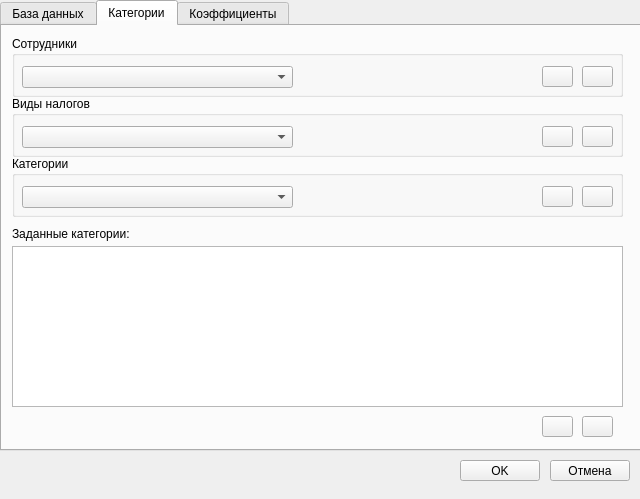
Above: settingwindow.ui from yuriybobko/PCReport before the change. Below: the same form after it.
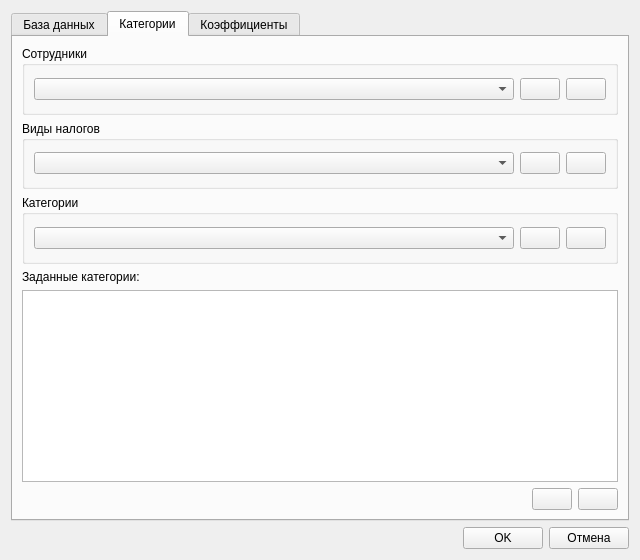
That is the form after the change. The open tabs and pages were chosen to show the change.

Diff of the .ui file:
```diff
--- a/settingwindow.ui
+++ b/settingwindow.ui
@@ -10,102 +10,61 @@
     <x>0</x>
     <y>0</y>
     <width>640</width>
-    <height>499</height>
+    <height>560</height>
    </rect>
   </property>
   <property name="windowTitle">
    <string>Настройки</string>
   </property>
-  <widget class="QPushButton" name="BtnCancel">
-   <property name="geometry">
-    <rect>
-     <x>550</x>
-     <y>460</y>
-     <width>80</width>
-     <height>21</height>
-    </rect>
-   </property>
-   <property name="text">
-    <string>Отмена</string>
-   </property>
-  </widget>
-  <widget class="QPushButton" name="BtnOk">
-   <property name="geometry">
-    <rect>
-     <x>460</x>
-     <y>460</y>
-     <width>80</width>
-     <height>21</height>
-    </rect>
-   </property>
-   <property name="text">
-    <string>OK</string>
-   </property>
-  </widget>
+  <layout class="QVBoxLayout" name="verticalLayout_5">
+   <item>
   <widget class="QTabWidget" name="TabWdgtSettings">
-   <property name="geometry">
-    <rect>
-     <x>0</x>
-     <y>0</y>
-     <width>641</width>
-     <height>451</height>
-    </rect>
-   </property>
    <property name="contextMenuPolicy">
     <enum>Qt::NoContextMenu</enum>
    </property>
    <property name="currentIndex">
-    <number>1</number>
+      <number>0</number>
    </property>
    <widget class="QWidget" name="TabDataBase">
     <attribute name="title">
      <string>База данных</string>
     </attribute>
+      <layout class="QVBoxLayout" name="verticalLayout_2">
+       <item>
     <widget class="QGroupBox" name="GrpBoxDataBaseDir">
-     <property name="geometry">
-      <rect>
-       <x>10</x>
-       <y>10</y>
-       <width>611</width>
-       <height>101</height>
-      </rect>
-     </property>
      <property name="title">
       <string>База данных</string>
      </property>
+         <layout class="QVBoxLayout" name="verticalLayout">
+          <item>
+           <layout class="QHBoxLayout" name="horizontalLayout_2">
+            <item>
      <widget class="QLabel" name="LblDataBaseDir">
-      <property name="geometry">
-       <rect>
-        <x>70</x>
-        <y>30</y>
-        <width>81</width>
-        <height>16</height>
-       </rect>
-      </property>
       <property name="text">
        <string>Расположение:</string>
       </property>
      </widget>
-     <widget class="QLineEdit" name="EditDataBaseDir">
-      <property name="geometry">
-       <rect>
-        <x>160</x>
-        <y>30</y>
-        <width>381</width>
-        <height>21</height>
-       </rect>
-      </property>
-     </widget>
-     <widget class="QWidget" name="layoutWidget">
-      <property name="geometry">
-       <rect>
-        <x>130</x>
-        <y>60</y>
-        <width>351</width>
-        <height>23</height>
-       </rect>
-      </property>
+            </item>
+            <item>
+             <widget class="QLineEdit" name="EditDataBaseDir"/>
+            </item>
+           </layout>
+          </item>
+          <item>
       <layout class="QHBoxLayout" name="horizontalLayout">
+            <item>
+             <spacer name="horizontalSpacer">
+              <property name="orientation">
+               <enum>Qt::Horizontal</enum>
+              </property>
+              <property name="sizeHint" stdset="0">
+               <size>
+                <width>108</width>
+                <height>20</height>
+               </size>
+              </property>
+             </spacer>
+            </item>
        <item>
         <widget class="QPushButton" name="BtnFindDataBaseDir">
          <property name="text">
@@ -120,263 +79,372 @@
          </property>
         </widget>
        </item>
-      </layout>
-     </widget>
-    </widget>
+            <item>
+             <spacer name="horizontalSpacer_2">
+              <property name="orientation">
+               <enum>Qt::Horizontal</enum>
+              </property>
+              <property name="sizeHint" stdset="0">
+               <size>
+                <width>108</width>
+                <height>20</height>
+               </size>
+              </property>
+             </spacer>
+            </item>
+           </layout>
+          </item>
+         </layout>
+        </widget>
+       </item>
+       <item>
+        <widget class="QGroupBox" name="GrpBoxUserMode">
+         <property name="title">
+          <string>Права доступа</string>
+         </property>
+         <layout class="QHBoxLayout" name="horizontalLayout_8">
+          <item>
+           <widget class="QPushButton" name="BtnSelectUserMode">
+            <property name="text">
+             <string>Выбрать режим доступа</string>
+            </property>
+           </widget>
+          </item>
+          <item>
+           <widget class="QLabel" name="LblUserMode">
+            <property name="sizePolicy">
+             <sizepolicy hsizetype="Expanding" vsizetype="Preferred">
+              <horstretch>0</horstretch>
+              <verstretch>0</verstretch>
+             </sizepolicy>
+            </property>
+            <property name="text">
+             <string>Режим</string>
+            </property>
+           </widget>
+          </item>
+          <item>
+           <spacer name="horizontalSpacer_3">
+            <property name="orientation">
+             <enum>Qt::Horizontal</enum>
+            </property>
+            <property name="sizeHint" stdset="0">
+             <size>
+              <width>358</width>
+              <height>20</height>
+             </size>
+            </property>
+           </spacer>
+          </item>
+         </layout>
+        </widget>
+       </item>
+       <item>
+        <spacer name="verticalSpacer">
+         <property name="orientation">
+          <enum>Qt::Vertical</enum>
+         </property>
+         <property name="sizeHint" stdset="0">
+          <size>
+           <width>20</width>
+           <height>304</height>
+          </size>
+         </property>
+        </spacer>
+       </item>
+      </layout>
    </widget>
    <widget class="QWidget" name="TabCategory">
     <attribute name="title">
      <string>Категории</string>
     </attribute>
+      <layout class="QVBoxLayout" name="verticalLayout_3">
+       <item>
     <widget class="QGroupBox" name="GrpBoxStaffer">
-     <property name="geometry">
-      <rect>
-       <x>10</x>
-       <y>10</y>
-       <width>611</width>
-       <height>61</height>
-      </rect>
+         <property name="sizePolicy">
+          <sizepolicy hsizetype="Expanding" vsizetype="Expanding">
+           <horstretch>0</horstretch>
+           <verstretch>0</verstretch>
+          </sizepolicy>
      </property>
      <property name="title">
       <string>Сотрудники</string>
      </property>
+         <layout class="QHBoxLayout" name="horizontalLayout_3">
+          <item>
      <widget class="QComboBox" name="CmbBoxStaffer">
-      <property name="geometry">
-       <rect>
-        <x>10</x>
-        <y>30</y>
-        <width>271</width>
-        <height>22</height>
-       </rect>
-      </property>
-     </widget>
+            <property name="sizePolicy">
+             <sizepolicy hsizetype="Expanding" vsizetype="Fixed">
+              <horstretch>0</horstretch>
+              <verstretch>0</verstretch>
+             </sizepolicy>
+            </property>
+           </widget>
+          </item>
+          <item>
      <widget class="QPushButton" name="BtnAddStaffer">
-      <property name="geometry">
-       <rect>
-        <x>530</x>
-        <y>30</y>
-        <width>31</width>
-        <height>21</height>
-       </rect>
+            <property name="sizePolicy">
+             <sizepolicy hsizetype="Fixed" vsizetype="Fixed">
+              <horstretch>0</horstretch>
+              <verstretch>0</verstretch>
+             </sizepolicy>
       </property>
       <property name="text">
        <string/>
       </property>
      </widget>
+          </item>
+          <item>
      <widget class="QPushButton" name="BtnRemoveStaffer">
-      <property name="geometry">
-       <rect>
-        <x>570</x>
-        <y>30</y>
-        <width>31</width>
-        <height>21</height>
-       </rect>
+            <property name="sizePolicy">
+             <sizepolicy hsizetype="Fixed" vsizetype="Fixed">
+              <horstretch>0</horstretch>
+              <verstretch>0</verstretch>
+             </sizepolicy>
       </property>
       <property name="text">
        <string/>
       </property>
      </widget>
-    </widget>
-    <widget class="QGroupBox" name="GrpBoxCategory">
-     <property name="geometry">
-      <rect>
-       <x>10</x>
-       <y>130</y>
-       <width>611</width>
-       <height>61</height>
-      </rect>
-     </property>
-     <property name="title">
-      <string>Категории</string>
-     </property>
-     <widget class="QComboBox" name="CmbBoxCategory">
-      <property name="geometry">
-       <rect>
-        <x>10</x>
-        <y>30</y>
-        <width>271</width>
-        <height>22</height>
-       </rect>
-      </property>
-     </widget>
-     <widget class="QPushButton" name="BtnAddCategory">
-      <property name="geometry">
-       <rect>
-        <x>530</x>
-        <y>30</y>
-        <width>31</width>
-        <height>21</height>
-       </rect>
-      </property>
-      <property name="text">
-       <string/>
-      </property>
-     </widget>
-     <widget class="QPushButton" name="BtnRemoveCategory">
-      <property name="geometry">
-       <rect>
-        <x>570</x>
-        <y>30</y>
-        <width>31</width>
-        <height>21</height>
-       </rect>
-      </property>
-      <property name="text">
-       <string/>
-      </property>
-     </widget>
-    </widget>
+          </item>
+         </layout>
+        </widget>
+       </item>
+       <item>
     <widget class="QGroupBox" name="GrpBoxTax">
-     <property name="geometry">
-      <rect>
-       <x>10</x>
-       <y>70</y>
-       <width>611</width>
-       <height>61</height>
-      </rect>
+         <property name="sizePolicy">
+          <sizepolicy hsizetype="Expanding" vsizetype="Expanding">
+           <horstretch>0</horstretch>
+           <verstretch>0</verstretch>
+          </sizepolicy>
      </property>
      <property name="title">
       <string>Виды налогов</string>
      </property>
+         <layout class="QHBoxLayout" name="horizontalLayout_4">
+          <item>
      <widget class="QComboBox" name="CmbBoxTax">
-      <property name="geometry">
-       <rect>
-        <x>10</x>
-        <y>30</y>
-        <width>271</width>
-        <height>22</height>
-       </rect>
-      </property>
-     </widget>
+            <property name="sizePolicy">
+             <sizepolicy hsizetype="Expanding" vsizetype="Fixed">
+              <horstretch>0</horstretch>
+              <verstretch>0</verstretch>
+             </sizepolicy>
+            </property>
+           </widget>
+          </item>
+          <item>
      <widget class="QPushButton" name="BtnAddTax">
-      <property name="geometry">
-       <rect>
-        <x>530</x>
-        <y>30</y>
-        <width>31</width>
-        <height>21</height>
-       </rect>
+            <property name="sizePolicy">
+             <sizepolicy hsizetype="Fixed" vsizetype="Fixed">
+              <horstretch>0</horstretch>
+              <verstretch>0</verstretch>
+             </sizepolicy>
       </property>
       <property name="text">
        <string/>
       </property>
      </widget>
+          </item>
+          <item>
      <widget class="QPushButton" name="BtnRemoveTax">
-      <property name="geometry">
-       <rect>
-        <x>570</x>
-        <y>30</y>
-        <width>31</width>
-        <height>21</height>
-       </rect>
+            <property name="sizePolicy">
+             <sizepolicy hsizetype="Fixed" vsizetype="Fixed">
+              <horstretch>0</horstretch>
+              <verstretch>0</verstretch>
+             </sizepolicy>
       </property>
       <property name="text">
        <string/>
       </property>
      </widget>
-    </widget>
-    <widget class="QPushButton" name="BtnAddDefCategory">
-     <property name="geometry">
-      <rect>
-       <x>540</x>
-       <y>390</y>
-       <width>31</width>
-       <height>21</height>
-      </rect>
-     </property>
+          </item>
+         </layout>
+        </widget>
+       </item>
+       <item>
+        <widget class="QGroupBox" name="GrpBoxCategory">
+         <property name="sizePolicy">
+          <sizepolicy hsizetype="Expanding" vsizetype="Expanding">
+           <horstretch>0</horstretch>
+           <verstretch>0</verstretch>
+          </sizepolicy>
+         </property>
+         <property name="title">
+          <string>Категории</string>
+         </property>
+         <layout class="QHBoxLayout" name="horizontalLayout_5">
+          <item>
+           <widget class="QComboBox" name="CmbBoxCategory">
+            <property name="sizePolicy">
+             <sizepolicy hsizetype="Expanding" vsizetype="Fixed">
+              <horstretch>0</horstretch>
+              <verstretch>0</verstretch>
+             </sizepolicy>
+            </property>
+           </widget>
+          </item>
+          <item>
+           <widget class="QPushButton" name="BtnAddCategory">
+            <property name="sizePolicy">
+             <sizepolicy hsizetype="Fixed" vsizetype="Fixed">
+              <horstretch>0</horstretch>
+              <verstretch>0</verstretch>
+             </sizepolicy>
+            </property>
      <property name="text">
       <string/>
      </property>
     </widget>
-    <widget class="QPushButton" name="BtnRemoveDefCategory">
-     <property name="geometry">
-      <rect>
-       <x>580</x>
-       <y>390</y>
-       <width>31</width>
-       <height>21</height>
-      </rect>
+          </item>
+          <item>
+           <widget class="QPushButton" name="BtnRemoveCategory">
+            <property name="sizePolicy">
+             <sizepolicy hsizetype="Fixed" vsizetype="Fixed">
+              <horstretch>0</horstretch>
+              <verstretch>0</verstretch>
+             </sizepolicy>
      </property>
      <property name="text">
       <string/>
      </property>
     </widget>
+          </item>
+         </layout>
+        </widget>
+       </item>
+       <item>
     <widget class="QLabel" name="LblDefCategoryTitle">
-     <property name="geometry">
-      <rect>
-       <x>10</x>
-       <y>200</y>
-       <width>131</width>
-       <height>16</height>
-      </rect>
-     </property>
      <property name="text">
       <string>Заданные категории:</string>
      </property>
     </widget>
-    <widget class="QTableView" name="TableViewDefCategory">
-     <property name="geometry">
-      <rect>
-       <x>10</x>
-       <y>220</y>
-       <width>611</width>
-       <height>161</height>
-      </rect>
-     </property>
-    </widget>
+       </item>
+       <item>
+        <widget class="QTableView" name="TableViewDefCategory"/>
+       </item>
+       <item>
+        <layout class="QHBoxLayout" name="horizontalLayout_6">
+         <item>
+          <spacer name="horizontalSpacer_6">
+           <property name="orientation">
+            <enum>Qt::Horizontal</enum>
+           </property>
+           <property name="sizeHint" stdset="0">
+            <size>
+             <width>518</width>
+             <height>20</height>
+            </size>
+           </property>
+          </spacer>
+         </item>
+         <item>
+          <widget class="QPushButton" name="BtnAddDefCategory">
+           <property name="sizePolicy">
+            <sizepolicy hsizetype="Fixed" vsizetype="Fixed">
+             <horstretch>0</horstretch>
+             <verstretch>0</verstretch>
+            </sizepolicy>
+           </property>
+           <property name="text">
+            <string/>
+           </property>
+          </widget>
+         </item>
+         <item>
+          <widget class="QPushButton" name="BtnRemoveDefCategory">
+           <property name="sizePolicy">
+            <sizepolicy hsizetype="Fixed" vsizetype="Fixed">
+             <horstretch>0</horstretch>
+             <verstretch>0</verstretch>
+            </sizepolicy>
+           </property>
+           <property name="text">
+            <string/>
+           </property>
+          </widget>
+         </item>
+        </layout>
+       </item>
+      </layout>
    </widget>
    <widget class="QWidget" name="TabCoeff">
     <attribute name="title">
      <string>Коэффициенты</string>
     </attribute>
+      <layout class="QVBoxLayout" name="verticalLayout_4">
+       <item>
+        <layout class="QGridLayout" name="gridLayout">
+         <item row="0" column="0">
     <widget class="QLabel" name="LblBasicWage">
-     <property name="geometry">
-      <rect>
-       <x>90</x>
-       <y>20</y>
-       <width>161</width>
-       <height>16</height>
-      </rect>
-     </property>
      <property name="text">
       <string>Основная ставка сотрудника:</string>
      </property>
     </widget>
-    <widget class="QLineEdit" name="EditBasicWage">
-     <property name="geometry">
-      <rect>
-       <x>270</x>
-       <y>20</y>
-       <width>291</width>
-       <height>21</height>
-      </rect>
-     </property>
-    </widget>
-    <widget class="QLineEdit" name="EditBasicWageKoefSalary">
-     <property name="geometry">
-      <rect>
-       <x>270</x>
-       <y>50</y>
-       <width>291</width>
-       <height>21</height>
-      </rect>
-     </property>
-    </widget>
+         </item>
+         <item row="0" column="1">
+          <widget class="QLineEdit" name="EditBasicWage"/>
+         </item>
+         <item row="1" column="0">
     <widget class="QLabel" name="LblBasicWageKoefSalary">
-     <property name="geometry">
-      <rect>
-       <x>70</x>
-       <y>50</y>
-       <width>181</width>
-       <height>16</height>
-      </rect>
-     </property>
      <property name="text">
       <string>Коэффициент ставки сотрудника:</string>
      </property>
     </widget>
-   </widget>
-  </widget>
+         </item>
+         <item row="1" column="1">
+          <widget class="QLineEdit" name="EditBasicWageKoefSalary"/>
+         </item>
+        </layout>
+       </item>
+       <item>
+        <spacer name="verticalSpacer_2">
+         <property name="orientation">
+          <enum>Qt::Vertical</enum>
+         </property>
+         <property name="sizeHint" stdset="0">
+          <size>
+           <width>20</width>
+           <height>346</height>
+          </size>
+         </property>
+        </spacer>
+       </item>
+      </layout>
+     </widget>
+    </widget>
+   </item>
+   <item>
+    <layout class="QHBoxLayout" name="horizontalLayout_7">
+     <item>
+      <spacer name="horizontalSpacer_7">
+       <property name="orientation">
+        <enum>Qt::Horizontal</enum>
+       </property>
+       <property name="sizeHint" stdset="0">
+        <size>
+         <width>438</width>
+         <height>20</height>
+        </size>
+       </property>
+      </spacer>
+     </item>
+     <item>
+      <widget class="QPushButton" name="BtnOk">
+       <property name="text">
+        <string>OK</string>
+       </property>
+      </widget>
+     </item>
+     <item>
+      <widget class="QPushButton" name="BtnCancel">
+       <property name="text">
+        <string>Отмена</string>
+       </property>
+      </widget>
+     </item>
+    </layout>
+   </item>
+  </layout>
  </widget>
  <resources/>
  <connections/>
```
Lines whose indentation alone changed are shown as unchanged.
